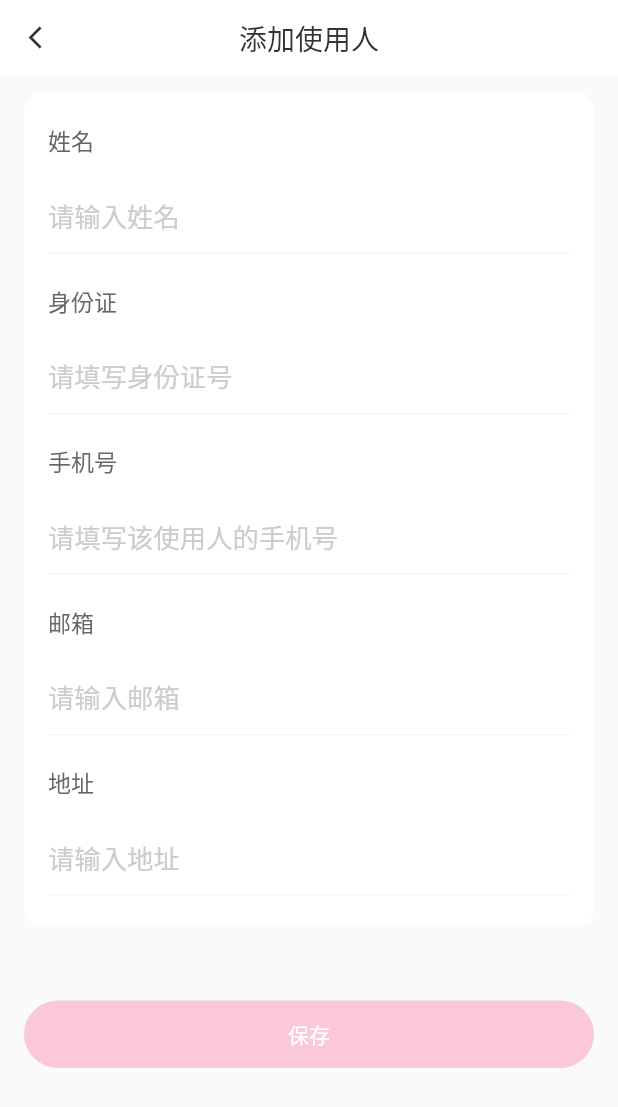
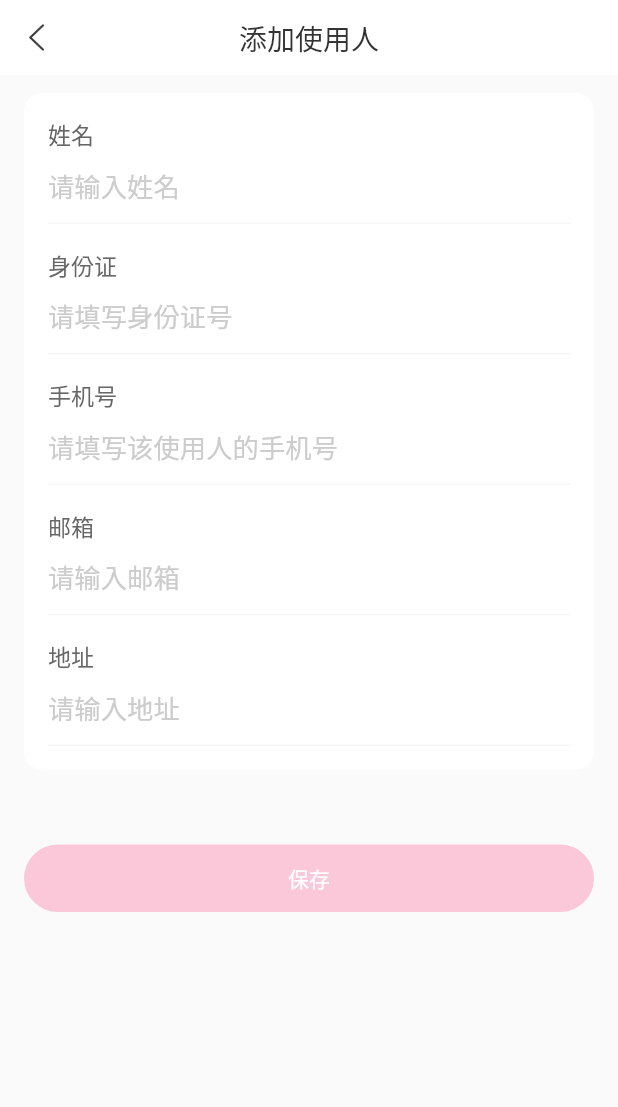
Before and after one commit to wlong800/easy_net_core, a Flutter app: the screen it shows after launch, after a tap on "新增使用人", on a phone screen of 412 x 824 dp. Shown: the top 1107 px of the screen. Run offline on Flutter 3.47's test engine with Material 2 defaults, Android fonts, the phone set to English and light mode, and no system bars; our stand-ins replace dio, flutter_screenutil, flutter_swipe_action_cell, get_it, pull_to_refresh; missing offline and left inert: all_future_plugin; network calls fail.

Commit message:
页面ui改动

```diff
--- a/lib/base/widget/common_ui_kit.dart
+++ b/lib/base/widget/common_ui_kit.dart
@@ -122,10 +122,9 @@ class WMPreferredSize extends PreferredSize {
     }
     return IconButton(
       padding: EdgeInsets.all(14.0),
-      icon: Icon(
-        Icons.arrow_back_ios,
-        size: 18.0,
-        color: R.color_font_1,
+      icon: Image.asset(
+        "images/icon_back_black.webp",
+        height: 18.0,
       ),
       onPressed: () async {
         if (leadingCallback != null) {
--- a/lib/page/cell/custom_contacts_cell.dart
+++ b/lib/page/cell/custom_contacts_cell.dart
@@ -12,7 +12,7 @@ class CustomContactsCell extends StatelessWidget {
   Widget build(BuildContext context) {
     return Container(
       decoration: MyBoxDecoration.all(radius: 12.0, color: R.color_white),
-      padding: EdgeInsets.only(top: 20.0, bottom: 20.0, left: 16.0),
+      padding: EdgeInsets.only(top: 18.0, bottom: 18.0, left: 16.0),
       margin: EdgeInsets.only(left: 16.0),
       child: Stack(
         alignment: Alignment.centerRight,
--- a/lib/page/custom_contacts_add_page.dart
+++ b/lib/page/custom_contacts_add_page.dart
@@ -68,7 +68,7 @@ class _CustomContactsAddPageState extends State<CustomContactsAddPage> {
             Container(
               decoration:
                   MyBoxDecoration.all(radius: 12.0, color: R.color_white),
-              padding: EdgeInsets.symmetric(horizontal: 16.0, vertical: 20.0),
+              padding: EdgeInsets.only(left: 16.0, right: 16.0, top: 16.0, bottom: 16.0),
               child: Column(
                 children: [
                   Container(
@@ -87,7 +87,7 @@ class _CustomContactsAddPageState extends State<CustomContactsAddPage> {
                               ),
                             ),
                             Padding(
-                              padding: const EdgeInsets.only(top: 16.0),
+                              padding: const EdgeInsets.only(top: 0.0),
                               child: TextFormField2(
                                 hintText: "请输入姓名",
                                 controller: _userNameController,
@@ -100,7 +100,7 @@ class _CustomContactsAddPageState extends State<CustomContactsAddPage> {
                           ],
                         ),
                         Padding(
-                          padding: const EdgeInsets.only(top: 20.0),
+                          padding: const EdgeInsets.only(top: 16.0),
                           child: Column(
                             crossAxisAlignment: CrossAxisAlignment.start,
                             children: [
@@ -113,7 +113,7 @@ class _CustomContactsAddPageState extends State<CustomContactsAddPage> {
                                 ),
                               ),
                               Padding(
-                                padding: const EdgeInsets.only(top: 16.0),
+                                padding: const EdgeInsets.only(top: 0.0),
                                 child: TextFormField2(
                                   hintText: "请填写身份证号",
                                   inputType: TextInputType.text,
@@ -127,7 +127,7 @@ class _CustomContactsAddPageState extends State<CustomContactsAddPage> {
                           ),
                         ),
                         Padding(
-                          padding: const EdgeInsets.only(top: 20.0),
+                          padding: const EdgeInsets.only(top: 16.0),
                           child: Column(
                             crossAxisAlignment: CrossAxisAlignment.start,
                             children: [
@@ -140,7 +140,7 @@ class _CustomContactsAddPageState extends State<CustomContactsAddPage> {
                                 ),
                               ),
                               Padding(
-                                padding: const EdgeInsets.only(top: 16.0),
+                                padding: const EdgeInsets.only(top: 0.0),
                                 child: TextFormField2(
                                   hintText: "请填写该使用人的手机号",
                                   inputType: TextInputType.phone,
@@ -156,7 +156,7 @@ class _CustomContactsAddPageState extends State<CustomContactsAddPage> {
                           ),
                         ),
                         Padding(
-                          padding: const EdgeInsets.only(top: 20.0),
+                          padding: const EdgeInsets.only(top: 16.0),
                           child: Column(
                             crossAxisAlignment: CrossAxisAlignment.start,
                             children: [
@@ -169,7 +169,7 @@ class _CustomContactsAddPageState extends State<CustomContactsAddPage> {
                                 ),
                               ),
                               Padding(
-                                padding: const EdgeInsets.only(top: 16.0),
+                                padding: const EdgeInsets.only(top: 0.0),
                                 child: TextFormField2(
                                   hintText: "请输入邮箱",
                                   inputType: TextInputType.text,
@@ -184,7 +184,7 @@ class _CustomContactsAddPageState extends State<CustomContactsAddPage> {
                           ),
                         ),
                         Padding(
-                          padding: const EdgeInsets.only(top: 20.0),
+                          padding: const EdgeInsets.only(top: 16.0),
                           child: Column(
                             crossAxisAlignment: CrossAxisAlignment.start,
                             children: [
@@ -197,7 +197,7 @@ class _CustomContactsAddPageState extends State<CustomContactsAddPage> {
                                 ),
                               ),
                               Padding(
-                                padding: const EdgeInsets.only(top: 16.0),
+                                padding: const EdgeInsets.only(top: 0.0),
                                 child: TextFormField2(
                                   hintText: "请输入地址",
                                   inputType: TextInputType.text,
--- a/pubspec.yaml
+++ b/pubspec.yaml
@@ -59,6 +59,7 @@ flutter:
     - images/icon_dialog_loading.webp
     - images/icon_no_wifi.png
     - images/icon_nothing.png
+    - images/icon_back_black.webp
     - images/icon_message_icon_location_checked.png
 
   # An image asset can refer to one or more resolution-specific "variants", see
```
Also changed, not shown: images/icon_back_black.webp (added).
